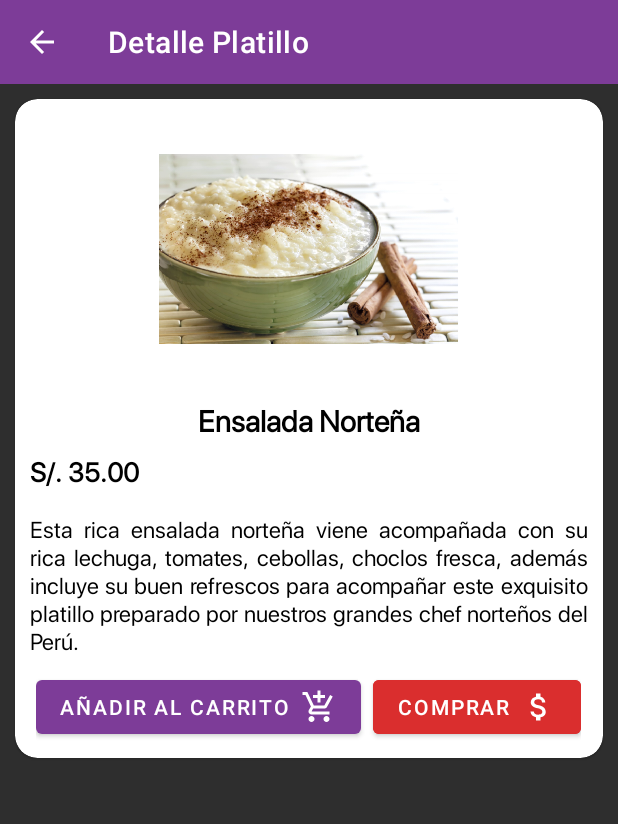
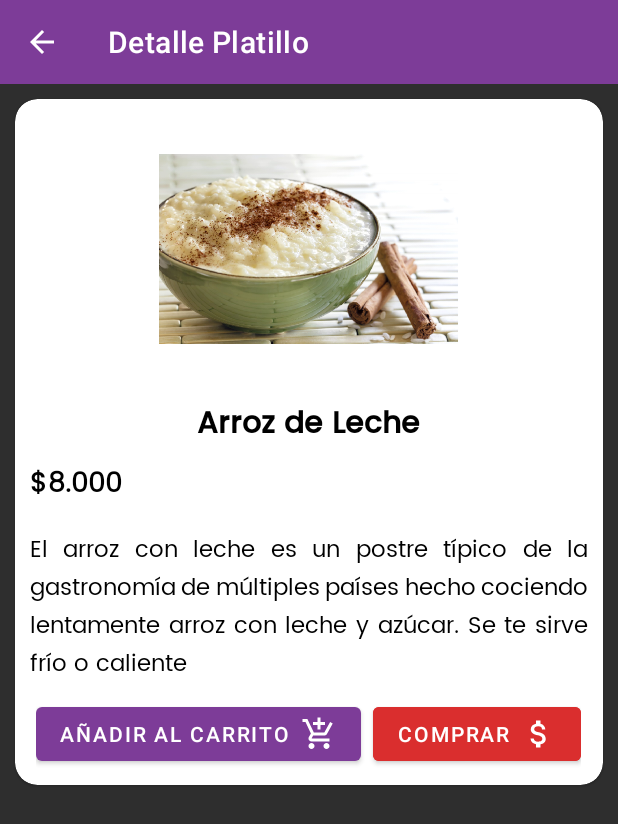
Before and after one commit to Natalia0416/E-Commerce-Client, an Android app: the layout activity_detalle_platillo.xml on its own in the app's theme, with its tools: preview values and no code run, on a phone screen of 412 x 824 dp. Shown: the top 824 px of the screen. Run offline under Robolectric (Android 15) with nearby library versions, the light colour scheme and no system bars.

Commit message:
cambios de nombres

```diff
--- a/app/src/main/res/layout/activity_detalle_platillo.xml
+++ b/app/src/main/res/layout/activity_detalle_platillo.xml
@@ -71,8 +71,8 @@
                                 android:layout_width="wrap_content"
                                 android:layout_height="wrap_content"
                                 android:layout_gravity="center"
-                                android:fontFamily="@font/san_francisco"
-                                android:text="Ensalada Norteña"
+                                android:fontFamily="@font/poppins_medium"
+                                android:text="Arroz de Leche"
                                 android:textColor="#000"
                                 android:textSize="20sp"
                                 android:textStyle="bold" />
@@ -83,8 +83,8 @@
                                 android:layout_height="wrap_content"
                                 android:layout_marginStart="10dp"
                                 android:layout_marginTop="8dp"
-                                android:fontFamily="@font/san_francisco"
-                                android:text="S/. 35.00"
+                                android:fontFamily="@font/poppins_regular"
+                                android:text="$8.000"
                                 android:textColor="#000"
                                 android:textSize="18sp"
                                 android:textStyle="bold" />
@@ -97,7 +97,7 @@
                                 android:layout_marginTop="16dp"
                                 android:layout_marginEnd="10dp"
                                 android:layout_marginBottom="10dp"
-                                android:fontFamily="@font/san_francisco"
+                                android:fontFamily="@font/poppins_regular"
                                 android:justificationMode="inter_word"
                                 android:text="@string/descripcion_platillo"
                                 android:textColor="#000"
--- a/app/src/main/res/layout/item_detalle_mis_compras.xml
+++ b/app/src/main/res/layout/item_detalle_mis_compras.xml
@@ -85,7 +85,7 @@
                         android:layout_marginStart="5dp"
                         android:layout_toEndOf="@+id/txtNamePlatillo"
                         android:fontFamily="@font/san_francisco"
-                        android:text="Seco de Cabrito"
+                        android:text="Cafe"
                         android:textColor="#F4EDED"
                         android:textSize="15sp" />
                 </RelativeLayout>
@@ -139,7 +139,7 @@
                         android:layout_marginStart="5dp"
                         android:layout_toEndOf="@+id/txtNamePricePlatillo"
                         android:fontFamily="@font/san_francisco"
-                        android:text="S/. 25.00"
+                        android:text="$4.000"
                         android:textColor="#F4EDED"
                         android:textSize="15sp" />
                 </RelativeLayout>
--- a/app/src/main/res/layout/item_mis_compras.xml
+++ b/app/src/main/res/layout/item_mis_compras.xml
@@ -100,7 +100,7 @@
                         android:layout_marginStart="5dp"
                         android:layout_toEndOf="@+id/txtNameAmount"
                         android:fontFamily="@font/san_francisco"
-                        android:text="S/. 3500.00"
+                        android:text="$20.000"
                         android:textColor="#F4EDED"
                         android:textSize="15sp" />
                 </RelativeLayout>
--- a/app/src/main/res/layout/item_platillos_carrito.xml
+++ b/app/src/main/res/layout/item_platillos_carrito.xml
@@ -55,7 +55,7 @@
                         android:layout_height="wrap_content"
                         android:layout_alignParentStart="true"
                         android:fontFamily="@font/san_francisco"
-                        android:text="Seco de Cabrito"
+                        android:text="Mil Hojas"
                         android:textColor="#302E2E"
                         android:textSize="18sp"
                         android:textStyle="bold" />
--- a/app/src/main/res/layout/item_platillos_por_categoria.xml
+++ b/app/src/main/res/layout/item_platillos_por_categoria.xml
@@ -33,7 +33,7 @@
                 android:layout_height="wrap_content"
                 android:layout_marginTop="5dp"
                 android:fontFamily="@font/san_francisco"
-                android:text="Seco De Cabrito"
+                android:text="Muffin"
                 android:textColor="#000"
                 android:textSize="20dp"
                 android:textStyle="bold" />
@@ -53,7 +53,7 @@
                 android:layout_below="@id/iv1"
                 android:layout_marginTop="8dp"
                 android:fontFamily="@font/san_francisco"
-                android:text="S/. 18.00"
+                android:text="$3.000"
                 android:textColor="#000"
                 android:textSize="16dp" />
 
--- a/app/src/main/res/values/strings.xml
+++ b/app/src/main/res/values/strings.xml
@@ -13,9 +13,7 @@
     <string name="nav_header_subtitle">laura@gmailcom</string>
     <string name="nav_header_desc">Navigation header</string>
     <string name="action_settings">Cerrar Sesión</string>
-    <string name="descripcion_platillo">Esta rica ensalada norteña viene acompañada con su rica
-        lechuga, tomates, cebollas, choclos fresca, además incluye su buen refrescos para acompañar este exquisito
-        platillo preparado por nuestros grandes chef norteños del Perú.</string>
+    <string name="descripcion_platillo">El arroz con leche es un postre típico de la gastronomía de múltiples países hecho cociendo lentamente arroz con leche y azúcar. Se te sirve frío o caliente</string>
 
     <string name="menu_home">Inicio</string>
     <string name="menu_gallery">Mis Compras</string>
```
